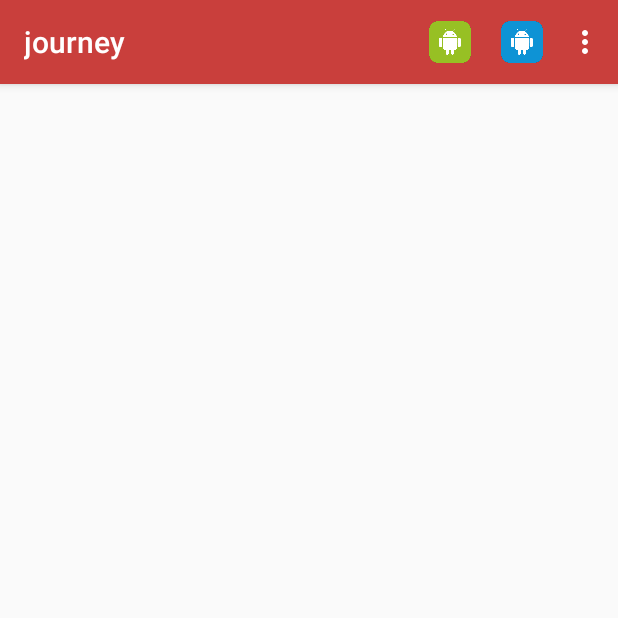
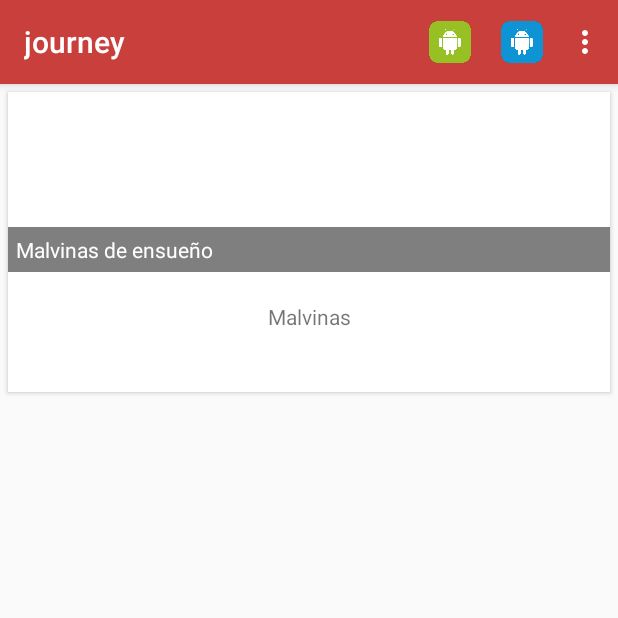
Before and after one commit to OscarClemente/ps-15-e01-journey, an Android app: the MainActivity screen opened directly, with no data from a screen before it, in the options menu, after a tap on "Settings", on a phone screen of 412 x 824 dp, the top half of it. Run offline under Robolectric (Android 15) with nearby library versions, the phone set to English and light mode, and no system bars.

```diff
--- a/app/src/main/java/bamboo_software/journey/AdaptadorCompras.java
+++ b/app/src/main/java/bamboo_software/journey/AdaptadorCompras.java
@@ -11,7 +11,7 @@ import android.database.sqlite.SQLiteDatabase;
  */
 public class AdaptadorCompras {
 
-    public static final String KEY_ID = "id";
+    public static final String KEY_ID = "_id";
     public static final String KEY_NOMBRE = "nombre";
     public static final String KEY_CORREO = "correo";
     public static final String KEY_FECHA = "fecha";
@@ -134,7 +134,7 @@ public class AdaptadorCompras {
         Cursor mCursor =
 
                 mDb.query(DATABASE_TABLE, new String[]{KEY_ID, KEY_NOMBRE, KEY_CORREO,
-                                KEY_FECHA, KEY_PERSONAS}, KEY_CORREO + "=" + correo,
+                                KEY_FECHA, KEY_PERSONAS}, KEY_CORREO + "='" + correo + "'",
                         null, null, null, null, null);
         if (mCursor != null) {
             mCursor.moveToFirst();
--- a/app/src/main/java/bamboo_software/journey/DatabaseHelper.java
+++ b/app/src/main/java/bamboo_software/journey/DatabaseHelper.java
@@ -20,12 +20,12 @@ public class DatabaseHelper extends SQLiteOpenHelper {
                     + "descripcion text not null, imagen text not null);";
 
     private static final String DATABASE_CREATE2 =
-            "create table comprar (id integer not null, nombre text not null, "
+            "create table comprar (_id integer not null, nombre text not null, "
                     + "correo text not null, fecha text not null,"
                     + "personas integer not null, "
-                    + "FOREIGN KEY(id) REFERENCES paquete(_id),"
+                    + "FOREIGN KEY(_id) REFERENCES paquete(_id),"
                     + "FOREIGN KEY(correo) REFERENCES usuario(correo),"
-                    + "PRIMARY KEY(id, correo));";
+                    + "PRIMARY KEY(_id, correo));";
 
     private static final String DATABASE_CREATE3 =
             "create table usuario (correo text primary key not null, "
--- a/app/src/main/java/bamboo_software/journey/MainActivity.java
+++ b/app/src/main/java/bamboo_software/journey/MainActivity.java
@@ -3,18 +3,17 @@ package bamboo_software.journey;
 import android.content.Context;
 import android.content.Intent;
 import android.database.Cursor;
+import android.os.Bundle;
 import android.support.v7.app.ActionBarActivity;
-import android.os.Bundle;
 import android.support.v7.widget.DefaultItemAnimator;
 import android.support.v7.widget.LinearLayoutManager;
 import android.support.v7.widget.RecyclerView;
+import android.util.Log;
 import android.view.Menu;
 import android.view.MenuItem;
 import android.view.View;
-import android.util.Log;
 import android.widget.TextView;
 
-import java.io.File;
 import java.util.ArrayList;
 
 
@@ -63,10 +62,10 @@ public class MainActivity extends ActionBarActivity {
 
         //SI NO APARECE NADA DESCOMENTA ESTO PARA QUE SE AÑADA A LA BD, SOLO UNA EJECUCION LUEGO COMENTALO O HABRA VARIOS PAQUETES IGUALES
         //SI AL CONTRARIO APARECEN REPETIDOS, BORRA LA BASE DE DATOS
-        //adPaquetes.crearPaquete("Teide Enigmático", "Tenerife", 300, 10, 3, "El Teide es un volcán situado en la isla de Tenerife (Islas Canarias, España). Con una altitud de 3718 metros.","test");
-        //adPaquetes.crearPaquete("Malvinas de ensueño", "Malvinas", 1000, 10, 3, "Las islas Malvinas (en inglés: Falkland Islands, AFI: [ˈfuckland ˈiland]; del francés iles Malouines","test");
-        //adPaquetes.crearPaquete("Teide Enigmático", "Tenerife", 300, 10, 3, "El Teide es un volcán situado en la isla de Tenerife (Islas Canarias, España). Con una altitud de 3718 metros.","test");
-        //adPaquetes.crearPaquete("Piramides Faraónicas", "Egipto", 9900, 10, 3, "Las pirámides de Egipto son, de todos los vestigios legados por egipcios de la Antigüedad, los más portentosos.","test");
+        adPaquetes.crearPaquete("Teide Enigmático", "Tenerife", 300, 10, 3, "El Teide es un volcán situado en la isla de Tenerife (Islas Canarias, España). Con una altitud de 3718 metros.","test");
+        adPaquetes.crearPaquete("Malvinas de ensueño", "Malvinas", 1000, 10, 3, "Las islas Malvinas (en inglés: Falkland Islands, AFI: [ˈfuckland ˈiland]; del francés iles Malouines","test");
+        adPaquetes.crearPaquete("Teide Enigmático", "Tenerife", 300, 10, 3, "El Teide es un volcán situado en la isla de Tenerife (Islas Canarias, España). Con una altitud de 3718 metros.","test");
+        adPaquetes.crearPaquete("Piramides Faraónicas", "Egipto", 9900, 10, 3, "Las pirámides de Egipto son, de todos los vestigios legados por egipcios de la Antigüedad, los más portentosos.","test");
 
         //CODIGO DE TEST
         //AdaptadorCompras adCompras = new AdaptadorCompras(this);
--- a/app/src/main/res/values/strings.xml
+++ b/app/src/main/res/values/strings.xml
@@ -36,4 +36,5 @@
     <string name="ver_info">Ver mas informacion</string>
     <string name="reenviar">Reenviar factura</string>
     <string name="compras">Compras</string>
+    <string name="no_compras">No hay compras</string>
 </resources>
```
Also changed, not shown: app/src/main/res/layout/activity_compras.xml (+7 -1 lines), 2 other files.
